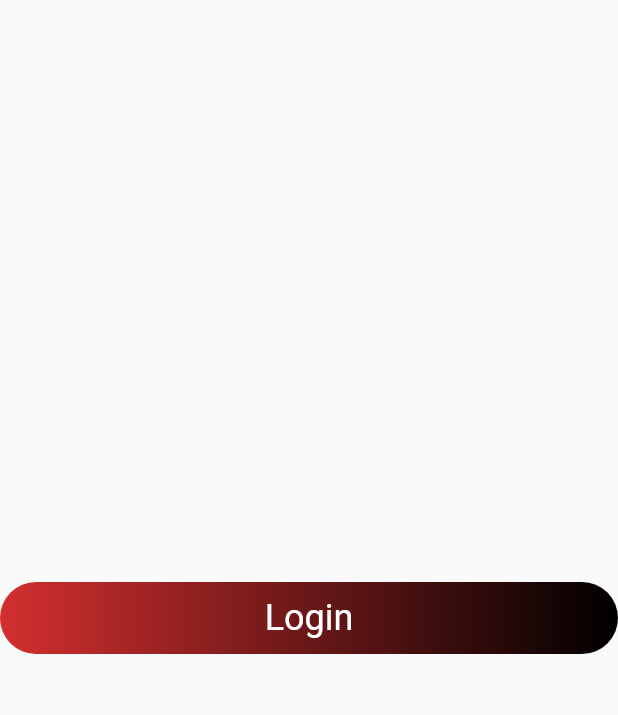
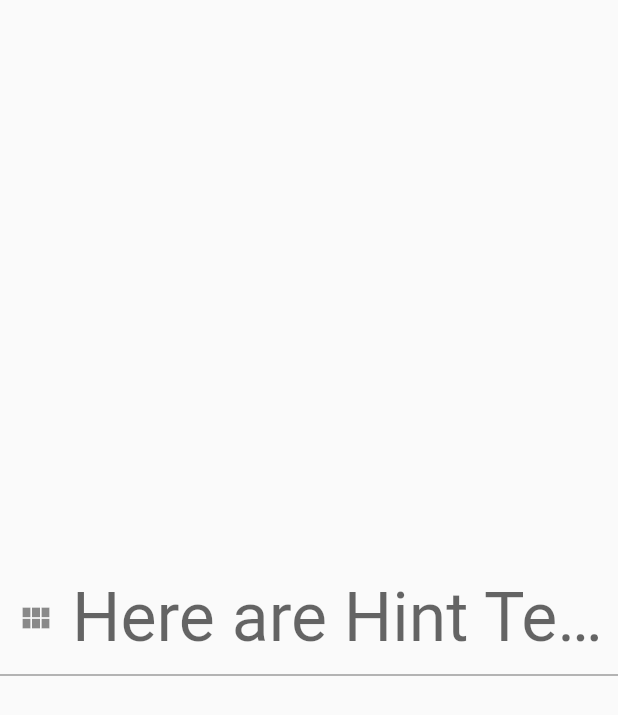
Before and after one commit to sametTonbul/flutter_smttnbl_modular_custom_library_uikit, a Flutter app: the screen it shows after launch, on a phone screen of 412 x 824 dp. Shown: the top 715 px of the screen. Run offline on Flutter 3.47's test engine with Material 2 defaults, Android fonts, the light colour scheme and no system bars.

Commit message:
modular_custom_library

```diff
--- a/lib/main.dart
+++ b/lib/main.dart
@@ -1,5 +1,6 @@
 import 'package:flutter/material.dart';
 import 'package:flutter_smttnbl_packages/modular_buttons/modular_elevated_button.dart';
+import 'package:flutter_smttnbl_packages/modular_text_field/modular_text_field.dart';
 
 void main() {
   runApp(const MyApp());
@@ -15,7 +16,7 @@ class MyApp extends StatelessWidget {
       theme: ThemeData(
         primarySwatch: Colors.blue,
       ),
-      home: ModularElevatedButton(),
+      home: ModularTextField(),
     );
   }
 }
--- /dev/null
+++ b/lib/modular_text_field/modular_text_field.dart
@@ -0,0 +1,31 @@
+import 'package:flutter/material.dart';
+import 'package:uikit/widget/text_fields/modular_text_fields.dart';
+
+class ModularTextField extends StatefulWidget {
+  const ModularTextField({super.key});
+
+  @override
+  State<ModularTextField> createState() => _ModularTextFieldState();
+}
+
+class _ModularTextFieldState extends State<ModularTextField> {
+  @override
+  Widget build(BuildContext context) {
+
+    var userSize = MediaQuery.of(context).size;
+
+    return Scaffold(
+      body: Column(
+        mainAxisAlignment: MainAxisAlignment.center,
+        children: [
+          ModularTextFields(
+            userHintText: 'Here are Hint Text with Required',
+            userHintTextFontSize: userSize.height*0.055, // Required hint text Font Size
+            userPrefixIcon:
+                Icon(Icons.view_module), // optional
+          ),
+        ],
+      ),
+    );
+  }
+}
--- /dev/null
+++ b/module_uikit/uikit/lib/widget/text_fields/modular_text_fields.dart
@@ -0,0 +1,53 @@
+// ignore_for_file: public_member_api_docs, sort_constructors_first
+import 'package:flutter/material.dart';
+
+class ModularTextFields extends StatelessWidget {
+  ModularTextFields({
+    Key? key,
+    this.textInputType,
+    this.controller,
+    this.userPrefixIconColor,
+    required this.userHintTextFontSize,
+    this.userHintTextFontWeight,
+    this.userHelperText,
+    this.userHelperTextSize,
+    this.userHelperTextWeight,
+    this.userPrefixIcon,
+    required this.userHintText,
+  }) : super(key: key);
+
+  bool? obscureText;
+  final TextInputType? textInputType;
+  final TextEditingController? controller;
+  final Color? userPrefixIconColor;
+  final double?
+      userHintTextFontSize; // With MediaQuery at Modular Text Field page
+  final FontWeight? userHintTextFontWeight;
+  final String? userHelperText;
+  final double?
+      userHelperTextSize; // With MediaQuery at Modular Text Field page
+  final FontWeight? userHelperTextWeight;
+  final Icon? userPrefixIcon;
+  final String userHintText;
+
+  @override
+  Widget build(BuildContext context) {
+    return TextField(
+      key: key,
+      controller: controller,
+      keyboardType: textInputType,
+      decoration: InputDecoration(
+        helperText: userHelperText,
+        helperStyle: TextStyle(
+          fontSize: userHelperTextSize,
+          fontWeight: userHelperTextWeight,
+        ),
+        prefixIcon: userPrefixIcon,
+        prefixIconColor: userPrefixIconColor,
+        hintText: userHintText,
+        hintStyle: TextStyle(
+            fontSize: userHintTextFontSize, fontWeight: userHintTextFontWeight),
+      ),
+    );
+  }
+}
```
Also changed, not shown: module_uikit/uikit/lib/utilities/colors/modular_colors.dart (added), module_uikit/uikit/lib/utilities/dimensions/modular_dimensions.dart (added).
